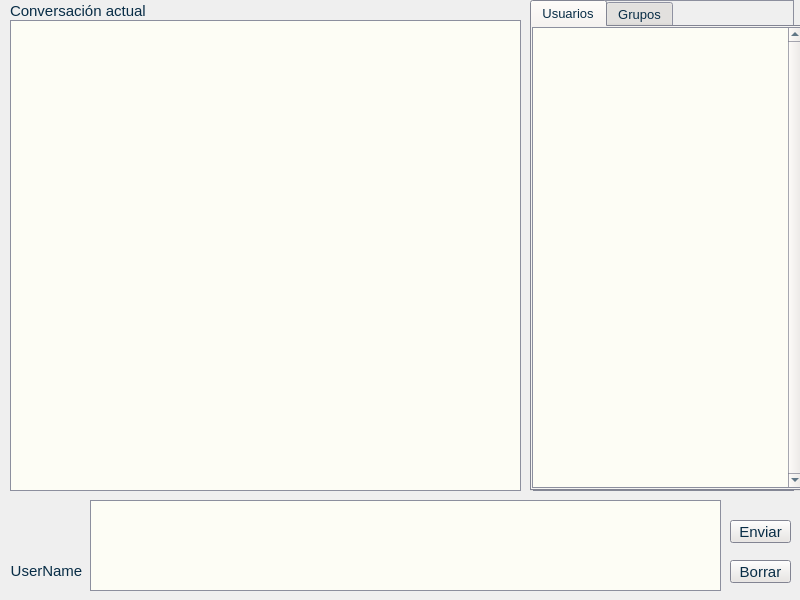
First picture: the form in desktop/InclusionDesktop/mainwindow.ui, repository Ampaex/inclusion, before the edit.
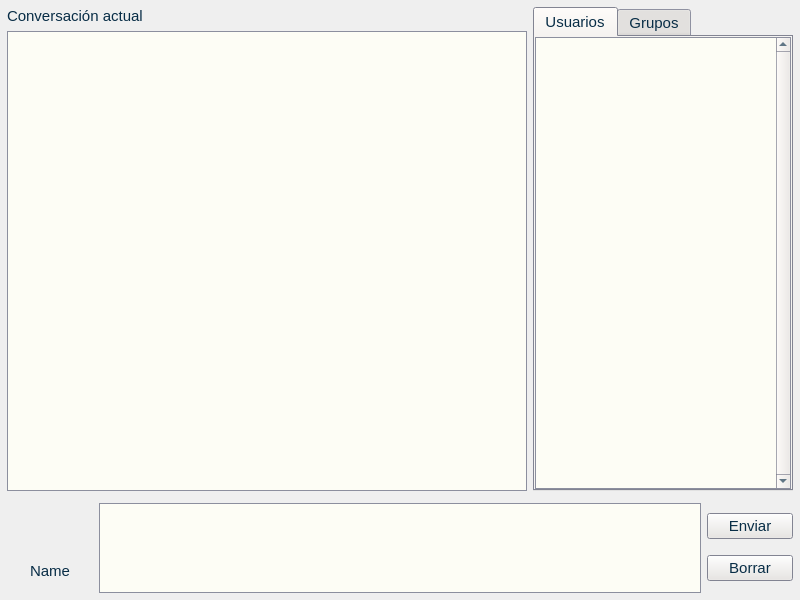
Second picture: the form after the edit. The open tabs and pages were chosen to show the change. Icons and pictures are not drawn.

Commit message: Interfaz escalable

What changed in the file:
```diff
--- a/desktop/InclusionDesktop/mainwindow.ui
+++ b/desktop/InclusionDesktop/mainwindow.ui
@@ -550,36 +550,54 @@
      <pointsize>11</pointsize>
     </font>
    </property>
+   <layout class="QVBoxLayout" name="verticalLayout" stretch="1,0">
+    <property name="spacing">
+     <number>2</number>
+    </property>
+    <property name="leftMargin">
+     <number>2</number>
+    </property>
+    <property name="topMargin">
+     <number>2</number>
+    </property>
+    <property name="rightMargin">
+     <number>2</number>
+    </property>
+    <property name="bottomMargin">
+     <number>2</number>
+    </property>
+    <item>
    <widget class="QWidget" name="widget_2" native="true">
-    <property name="geometry">
-     <rect>
-      <x>0</x>
-      <y>0</y>
-      <width>531</width>
-      <height>491</height>
-     </rect>
-    </property>
     <property name="maximumSize">
      <size>
       <width>16777215</width>
       <height>500</height>
      </size>
     </property>
+      <layout class="QHBoxLayout" name="horizontalLayout_3" stretch="4,2">
+       <property name="leftMargin">
+        <number>5</number>
+       </property>
+       <property name="topMargin">
+        <number>5</number>
+       </property>
+       <property name="rightMargin">
+        <number>5</number>
+       </property>
+       <property name="bottomMargin">
+        <number>5</number>
+       </property>
+       <item>
+        <layout class="QVBoxLayout" name="msgLayout">
+         <item>
+          <widget class="QLabel" name="label_2">
+           <property name="text">
+            <string>Conversación actual</string>
+           </property>
+          </widget>
+         </item>
+         <item>
     <widget class="QListWidget" name="listWidget">
-     <property name="geometry">
-      <rect>
-       <x>10</x>
-       <y>20</y>
-       <width>511</width>
-       <height>471</height>
-      </rect>
-     </property>
-     <property name="maximumSize">
-      <size>
-       <width>511</width>
-       <height>16777215</height>
-      </size>
-     </property>
      <property name="font">
       <font>
        <family>Arial</family>
@@ -599,94 +617,143 @@
       <enum>QListView::Fixed</enum>
      </property>
     </widget>
-    <widget class="QLabel" name="label_2">
-     <property name="geometry">
-      <rect>
-       <x>10</x>
-       <y>0</y>
-       <width>511</width>
-       <height>21</height>
-      </rect>
-     </property>
-     <property name="text">
-      <string>Conversación actual</string>
-     </property>
-    </widget>
-   </widget>
-   <widget class="QFrame" name="frame">
-    <property name="geometry">
-     <rect>
-      <x>533</x>
-      <y>0</y>
-      <width>261</width>
-      <height>491</height>
-     </rect>
-    </property>
-    <property name="maximumSize">
-     <size>
-      <width>16777215</width>
-      <height>500</height>
-     </size>
-    </property>
-    <property name="frameShape">
-     <enum>QFrame::StyledPanel</enum>
-    </property>
-    <property name="frameShadow">
-     <enum>QFrame::Raised</enum>
-    </property>
-   </widget>
+         </item>
+        </layout>
+       </item>
+       <item>
+        <layout class="QVBoxLayout" name="usersLayout">
+         <item>
+          <widget class="QTabWidget" name="tabWidget">
+           <property name="currentIndex">
+            <number>0</number>
+           </property>
+           <widget class="QWidget" name="tab_1">
+            <property name="accessibleName">
+             <string/>
+            </property>
+            <attribute name="title">
+             <string>Usuarios</string>
+            </attribute>
+            <layout class="QVBoxLayout" name="verticalLayout_3">
+             <property name="spacing">
+              <number>2</number>
+             </property>
+             <property name="leftMargin">
+              <number>0</number>
+             </property>
+             <property name="topMargin">
+              <number>0</number>
+             </property>
+             <property name="rightMargin">
+              <number>0</number>
+             </property>
+             <property name="bottomMargin">
+              <number>0</number>
+             </property>
+             <item>
+              <widget class="QListWidget" name="listWidget_1">
+               <property name="verticalScrollBarPolicy">
+                <enum>Qt::ScrollBarAlwaysOn</enum>
+               </property>
+               <property name="horizontalScrollBarPolicy">
+                <enum>Qt::ScrollBarAlwaysOff</enum>
+               </property>
+               <property name="sizeAdjustPolicy">
+                <enum>QAbstractScrollArea::AdjustIgnored</enum>
+               </property>
+               <property name="horizontalScrollMode">
+                <enum>QAbstractItemView::ScrollPerPixel</enum>
+               </property>
+              </widget>
+             </item>
+            </layout>
+           </widget>
+           <widget class="QWidget" name="tab_2">
+            <attribute name="title">
+             <string>Grupos</string>
+            </attribute>
+            <layout class="QVBoxLayout" name="verticalLayout_4">
+             <property name="spacing">
+              <number>2</number>
+             </property>
+             <property name="leftMargin">
+              <number>0</number>
+             </property>
+             <property name="topMargin">
+              <number>0</number>
+             </property>
+             <property name="rightMargin">
+              <number>0</number>
+             </property>
+             <property name="bottomMargin">
+              <number>0</number>
+             </property>
+             <item>
+              <widget class="QListWidget" name="listWidget_2">
+               <property name="verticalScrollBarPolicy">
+                <enum>Qt::ScrollBarAlwaysOn</enum>
+               </property>
+               <property name="horizontalScrollBarPolicy">
+                <enum>Qt::ScrollBarAlwaysOff</enum>
+               </property>
+               <property name="sizeAdjustPolicy">
+                <enum>QAbstractScrollArea::AdjustIgnored</enum>
+               </property>
+               <property name="horizontalScrollMode">
+                <enum>QAbstractItemView::ScrollPerPixel</enum>
+               </property>
+              </widget>
+             </item>
+            </layout>
+           </widget>
+          </widget>
+         </item>
+        </layout>
+       </item>
+      </layout>
+     </widget>
+    </item>
+    <item>
    <widget class="QWidget" name="widget" native="true">
-    <property name="geometry">
-     <rect>
-      <x>0</x>
-      <y>500</y>
-      <width>801</width>
-      <height>91</height>
-     </rect>
-    </property>
     <property name="maximumSize">
      <size>
       <width>16777215</width>
       <height>100</height>
      </size>
     </property>
-    <widget class="QTextEdit" name="textEdit">
-     <property name="geometry">
-      <rect>
-       <x>90</x>
-       <y>0</y>
-       <width>631</width>
-       <height>91</height>
-      </rect>
-     </property>
-     <property name="locale">
-      <locale language="Spanish" country="Spain"/>
-     </property>
-    </widget>
-    <widget class="QPushButton" name="pushButton">
-     <property name="geometry">
-      <rect>
-       <x>730</x>
-       <y>20</y>
-       <width>61</width>
-       <height>23</height>
-      </rect>
-     </property>
-     <property name="locale">
-      <locale language="Spanish" country="Spain"/>
-     </property>
-     <property name="text">
-      <string>Enviar</string>
-     </property>
-    </widget>
+      <layout class="QHBoxLayout" name="horizontalLayout" stretch="1,7,1">
+       <property name="leftMargin">
+        <number>5</number>
+       </property>
+       <property name="topMargin">
+        <number>5</number>
+       </property>
+       <property name="rightMargin">
+        <number>5</number>
+       </property>
+       <property name="bottomMargin">
+        <number>5</number>
+       </property>
+       <item>
+        <layout class="QVBoxLayout" name="userLayout">
+         <property name="spacing">
+          <number>2</number>
+         </property>
+         <item>
+          <layout class="QHBoxLayout" name="horizontalLayout_2">
+           <item>
     <widget class="QLabel" name="label">
-     <property name="geometry">
-      <rect>
-       <x>30</x>
-       <y>20</y>
-       <width>31</width>
-       <height>31</height>
-      </rect>
+             <property name="sizePolicy">
+              <sizepolicy hsizetype="Preferred" vsizetype="Preferred">
+               <horstretch>0</horstretch>
+               <verstretch>0</verstretch>
+              </sizepolicy>
+             </property>
+             <property name="maximumSize">
+              <size>
+               <width>60</width>
+               <height>60</height>
+              </size>
      </property>
      <property name="text">
       <string/>
@@ -697,18 +764,23 @@
      <property name="scaledContents">
       <bool>true</bool>
      </property>
+             <property name="alignment">
+              <set>Qt::AlignCenter</set>
+             </property>
      <property name="wordWrap">
       <bool>false</bool>
      </property>
     </widget>
+           </item>
+          </layout>
+         </item>
+         <item>
     <widget class="QLabel" name="label_userName">
-     <property name="geometry">
-      <rect>
-       <x>6</x>
-       <y>60</y>
-       <width>81</width>
-       <height>21</height>
-      </rect>
+           <property name="sizePolicy">
+            <sizepolicy hsizetype="Preferred" vsizetype="Preferred">
+             <horstretch>0</horstretch>
+             <verstretch>0</verstretch>
+            </sizepolicy>
      </property>
      <property name="layoutDirection">
       <enum>Qt::LeftToRight</enum>
@@ -717,21 +789,36 @@
       <locale language="Spanish" country="Spain"/>
      </property>
      <property name="text">
-      <string>UserName</string>
+            <string>Name</string>
      </property>
      <property name="alignment">
       <set>Qt::AlignCenter</set>
      </property>
     </widget>
+         </item>
+        </layout>
+       </item>
+       <item>
+        <widget class="QTextEdit" name="textEdit">
+         <property name="locale">
+          <locale language="Spanish" country="Spain"/>
+         </property>
+        </widget>
+       </item>
+       <item>
+        <layout class="QVBoxLayout" name="buttonLayout">
+         <item>
+          <widget class="QPushButton" name="pushButton">
+           <property name="locale">
+            <locale language="Spanish" country="Spain"/>
+           </property>
+           <property name="text">
+            <string>Enviar</string>
+           </property>
+          </widget>
+         </item>
+         <item>
     <widget class="QPushButton" name="clearButton">
-     <property name="geometry">
-      <rect>
-       <x>730</x>
-       <y>60</y>
-       <width>61</width>
-       <height>23</height>
-      </rect>
-     </property>
      <property name="locale">
       <locale language="Spanish" country="Spain"/>
      </property>
@@ -739,88 +826,13 @@
       <string>Borrar</string>
      </property>
     </widget>
-    <zorder>textEdit</zorder>
-    <zorder>label</zorder>
-    <zorder>label_userName</zorder>
-    <zorder>pushButton</zorder>
-    <zorder>clearButton</zorder>
-   </widget>
-   <widget class="QTabWidget" name="tabWidget">
-    <property name="geometry">
-     <rect>
-      <x>530</x>
-      <y>0</y>
-      <width>281</width>
-      <height>491</height>
-     </rect>
-    </property>
-    <property name="font">
-     <font>
-      <family>Arial</family>
-      <pointsize>10</pointsize>
-     </font>
-    </property>
-    <property name="locale">
-     <locale language="Spanish" country="Spain"/>
-    </property>
-    <property name="currentIndex">
-     <number>1</number>
-    </property>
-    <widget class="QWidget" name="tab_1">
-     <attribute name="title">
-      <string>Usuarios</string>
-     </attribute>
-     <widget class="QListWidget" name="listWidget_1">
-      <property name="geometry">
-       <rect>
-        <x>0</x>
-        <y>0</y>
-        <width>271</width>
-        <height>461</height>
-       </rect>
-      </property>
-      <property name="locale">
-       <locale language="Spanish" country="Spain"/>
-      </property>
-      <property name="verticalScrollBarPolicy">
-       <enum>Qt::ScrollBarAlwaysOn</enum>
-      </property>
-      <property name="horizontalScrollBarPolicy">
-       <enum>Qt::ScrollBarAlwaysOff</enum>
-      </property>
-      <property name="selectionRectVisible">
-       <bool>false</bool>
-      </property>
-     </widget>
-    </widget>
-    <widget class="QWidget" name="tab_2">
-     <attribute name="title">
-      <string>Grupos</string>
-     </attribute>
-     <widget class="QListWidget" name="listWidget_2">
-      <property name="geometry">
-       <rect>
-        <x>0</x>
-        <y>0</y>
-        <width>271</width>
-        <height>461</height>
-       </rect>
-      </property>
-      <property name="locale">
-       <locale language="Spanish" country="Spain"/>
-      </property>
-      <property name="verticalScrollBarPolicy">
-       <enum>Qt::ScrollBarAlwaysOn</enum>
-      </property>
-      <property name="horizontalScrollBarPolicy">
-       <enum>Qt::ScrollBarAlwaysOff</enum>
-      </property>
-      <property name="selectionRectVisible">
-       <bool>false</bool>
-      </property>
-     </widget>
-    </widget>
-   </widget>
+         </item>
+        </layout>
+       </item>
+      </layout>
+     </widget>
+    </item>
+   </layout>
   </widget>
  </widget>
  <layoutdefault spacing="6" margin="11"/>
```
Left out of the diff: 5 changed lines with no effect on the pictures. Lines whose indentation alone changed are shown as unchanged. The commit also changes 1 other file.
